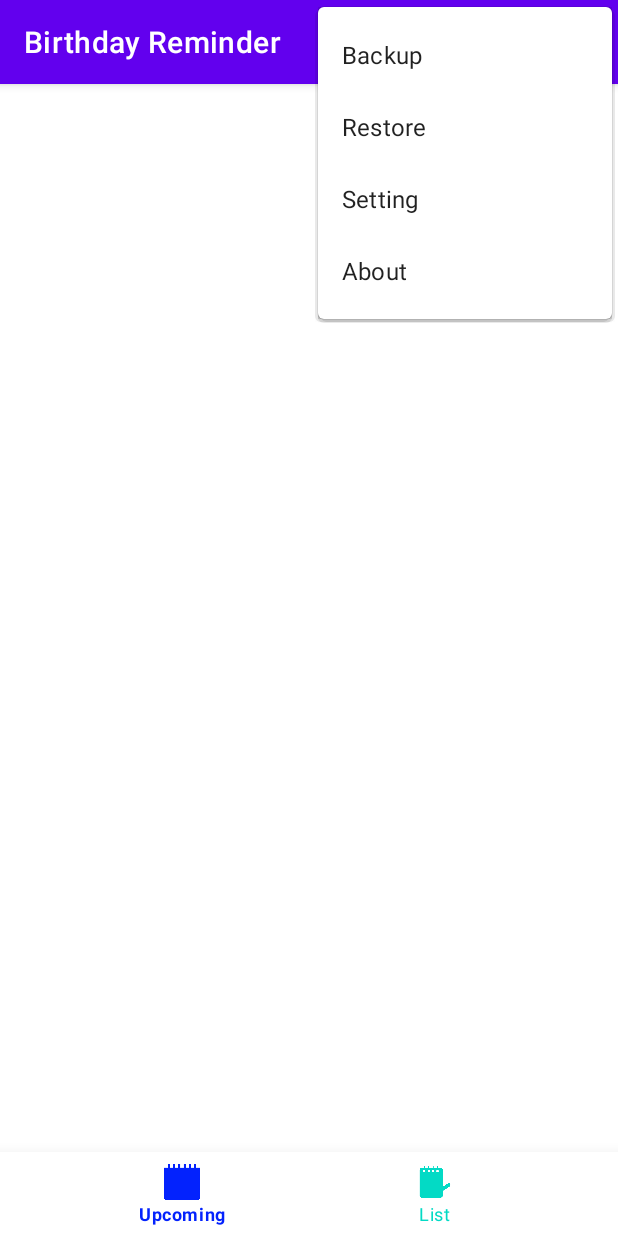
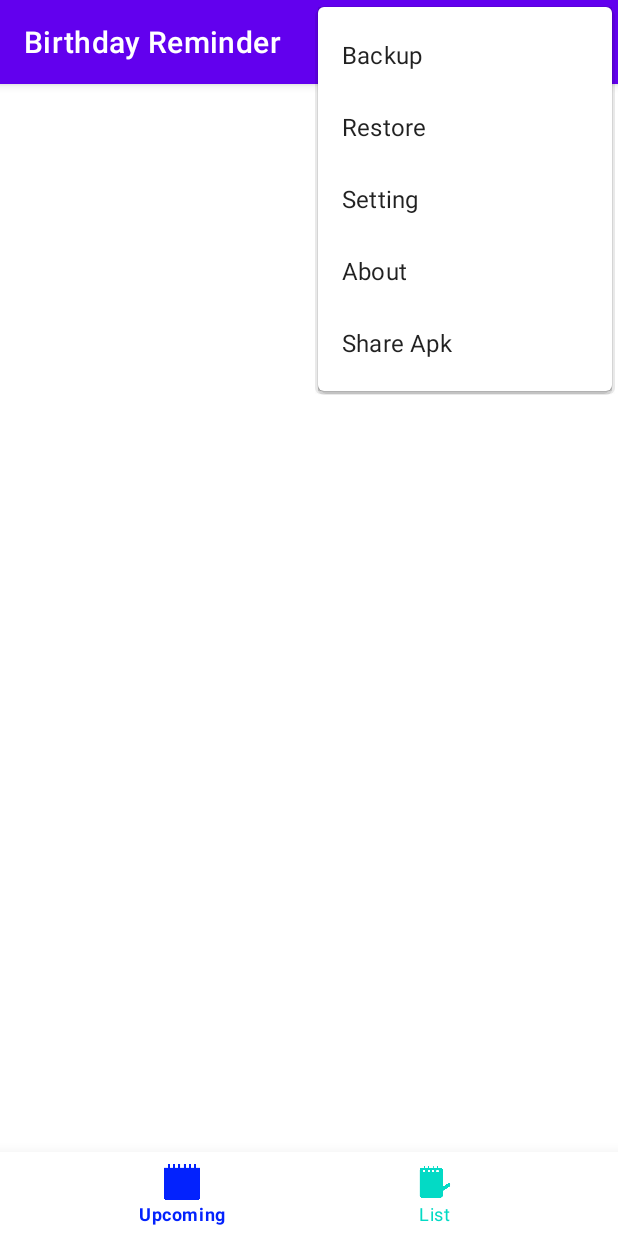
Before and after one commit to Rahmatullah-Ansari/Birthday_Reminder, an Android app: the HomeScreen screen opened directly, with no data from a screen before it, with the options menu open, on a phone screen of 412 x 824 dp. Run offline under Robolectric (Android 15) with nearby library versions, the phone set to English and light mode, and no system bars; our stand-ins replace Firebase (no records; nobody signed in at launch, a user with empty details on screens opened directly), Room's generated code, Shimmer; libraries missing offline, so code that uses them is left out: com.cooltechworks.views; plain views replace ShimmerRecyclerView; 12 statements that could not run were skipped.

Commit message:
Bithday-0.2.3

```diff
--- a/app/build.gradle
+++ b/app/build.gradle
@@ -41,8 +41,8 @@ dependencies {
     implementation 'androidx.constraintlayout:constraintlayout:2.1.2'
     implementation 'androidx.legacy:legacy-support-v4:1.0.0'
     //noinspection GradleDynamicVersion
-    testImplementation 'junit:junit:4.+'
-    testImplementation 'org.junit.jupiter:junit-jupiter'
+    testImplementation 'junit:junit:4.13.2'
+    testImplementation 'org.junit.jupiter:junit-jupiter-api:5.8.2'
     androidTestImplementation 'androidx.test.ext:junit:1.1.3'
     androidTestImplementation 'androidx.test.espresso:espresso-core:3.4.0'
     //extra
--- a/app/src/main/java/com/android/bdyr/Activities/HomeScreen.java
+++ b/app/src/main/java/com/android/bdyr/Activities/HomeScreen.java
@@ -114,6 +114,12 @@ public class HomeScreen extends AppCompatActivity {
             case R.id.about:
                 startActivity(new Intent(HomeScreen.this,About.class));
                 break;
+            case R.id.share:
+                Intent intent1 = new Intent("android.intent.action.SEND");
+                intent1.setType("text/plain");
+                intent1.putExtra("android.intent.extra.SUBJECT", "Birthday Reminder");
+                intent1.putExtra("android.intent.extra.TEXT", "This Birthday Reminder App Help You To Remind Birthday as well as Anniversary Of Your Relatives\n To Download This App Click The Link Given Below :-\n"+"https://tinyurl.com/2jldbxn7");
+                break;
         }
         return super.onOptionsItemSelected(item);
     }
--- a/app/src/main/res/menu/home_menu.xml
+++ b/app/src/main/res/menu/home_menu.xml
@@ -15,4 +15,6 @@
         android:id="@+id/setting"/>
     <item android:title="About"
         android:id="@+id/about"/>
+    <item android:id="@+id/share"
+        android:title="Share Apk"/>
 </menu>
```
Also changed, not shown: 2 other files.
